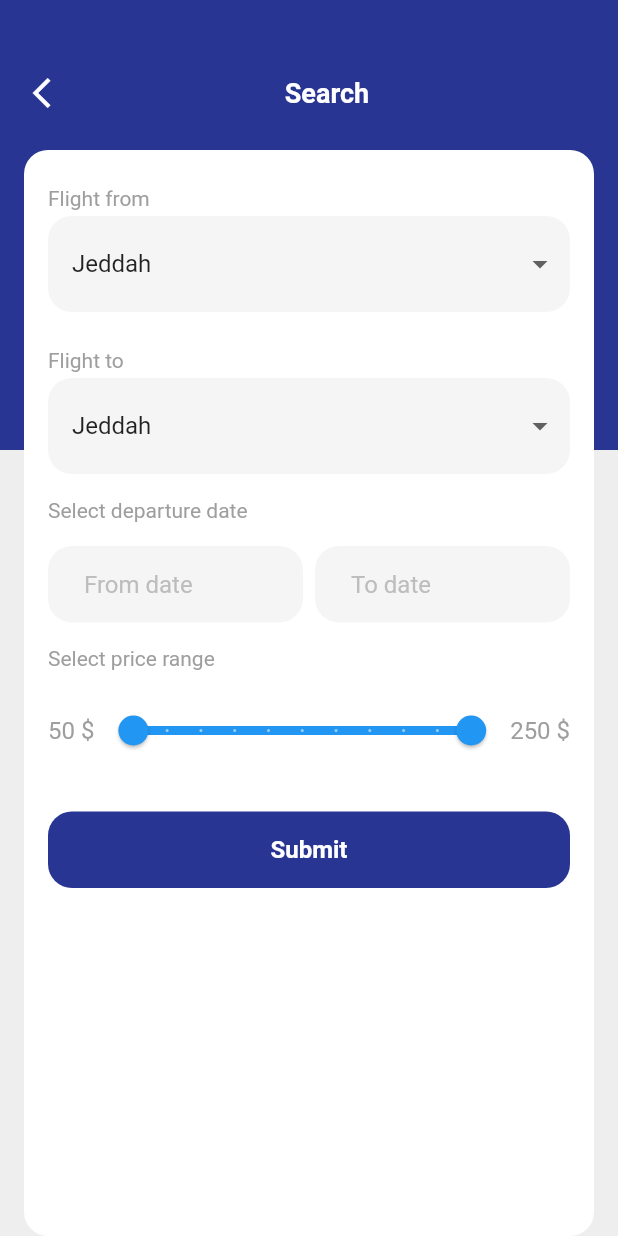
After one commit to mohdosman-dev/booking-ticket, a Flutter app: the SearchPage screen opened directly, on a phone screen of 412 x 824 dp. The commit adds this screen. Run offline on Flutter 3.47's test engine with Material 2 defaults, Android fonts, the light colour scheme and no system bars; our stand-ins replace cached_network_image, connectivity, dio, dotted_line, easy_localization, get_it; missing offline and left inert: fw_ticket; network calls fail.

Commit message:
Adding search filter

```diff
--- a/lib/pages/home_page.dart
+++ b/lib/pages/home_page.dart
@@ -2,6 +2,7 @@ import 'dart:developer';
 
 import 'package:booking_smt_test/model/flight.dart';
 import 'package:booking_smt_test/pages/flights_page.dart';
+import 'package:booking_smt_test/pages/search_page.dart';
 import 'package:booking_smt_test/provider/flight_provider.dart';
 import 'package:booking_smt_test/repositories/flight_repository.dart';
 import 'package:booking_smt_test/utils/constants.dart';
@@ -101,8 +102,21 @@ class _HomePageState extends State<HomePage> {
                       SizedBox(height: 30),
                       AppTextField(
                         readOnly: true,
-                        onTap: () {
+                        hintText: 'Search',
+                        onTap: () async {
                           log('Move to search page');
+                          Map<String, dynamic> searchFilter =
+                              await Navigator.push(context, MaterialPageRoute(
+                            builder: (context) {
+                              return SearchPage();
+                            },
+                          ));
+
+                          if (searchFilter != null) {
+                            setState(() {
+                              this._flights = _reposiroty.search(searchFilter);
+                            });
+                          }
                         },
                         prefix: Icon(
                           Icons.search,
--- /dev/null
+++ b/lib/pages/search_page.dart
@@ -0,0 +1,232 @@
+import 'dart:developer';
+
+import 'package:booking_smt_test/utils/constants.dart';
+import 'package:booking_smt_test/widgets/app_button.dart';
+import 'package:booking_smt_test/widgets/app_drop_down.dart';
+import 'package:booking_smt_test/widgets/app_text_field.dart';
+import 'package:easy_localization/easy_localization.dart';
+import 'package:flutter/material.dart';
+
+class SearchPage extends StatefulWidget {
+  SearchPage({Key key}) : super(key: key);
+
+  @override
+  _SearchPageState createState() => _SearchPageState();
+}
+
+class _SearchPageState extends State<SearchPage> {
+  Map<String, dynamic> query = {};
+
+  TextEditingController _fromController = TextEditingController();
+  TextEditingController _toController = TextEditingController();
+
+  double start = 50;
+  double end = 250;
+
+  @override
+  Widget build(BuildContext context) {
+    return Scaffold(
+      backgroundColor: Colors.grey.shade200,
+      body: Stack(
+        children: [
+          Positioned(
+            right: 0,
+            top: 0,
+            left: 0,
+            child: Stack(
+              children: [
+                Container(
+                  height: 300,
+                  decoration: BoxDecoration(
+                    color: Theme.of(context).primaryColor,
+                  ),
+                ),
+                Positioned(
+                  right: 16,
+                  left: 16,
+                  top: 50,
+                  child: Row(
+                    mainAxisAlignment: MainAxisAlignment.spaceBetween,
+                    children: [
+                      InkWell(
+                        onTap: () => Navigator.pop(context),
+                        child: Icon(
+                          Icons.arrow_back_ios_outlined,
+                          color: Colors.white,
+                        ),
+                      ),
+                      Text(
+                        'Search',
+                        style: TextStyle(
+                          color: Colors.white,
+                          fontSize: 18,
+                          fontWeight: FontWeight.bold,
+                        ),
+                      ),
+                      SizedBox(),
+                    ],
+                  ),
+                ),
+              ],
+            ),
+          ),
+          Positioned.fill(
+            left: 16,
+            right: 16,
+            top: 100,
+            child: Container(
+              padding: const EdgeInsets.all(16),
+              decoration: BoxDecoration(
+                color: Colors.white,
+                borderRadius: BorderRadius.circular(16),
+              ),
+              child: Column(
+                mainAxisSize: MainAxisSize.min,
+                crossAxisAlignment: CrossAxisAlignment.start,
+                children: [
+                  AppDropdown(
+                    displayLabel: "name",
+                    selectedKey: "iata",
+                    labels: iataList,
+                    backgroundColor: Colors.grey.shade100,
+                    label: 'Flight from',
+                    onChange: (data) {
+                      log('Data: $data');
+                      query['fly_from'] = data['iata'];
+                    },
+                  ),
+                  SizedBox(height: 16),
+                  AppDropdown(
+                    displayLabel: "name",
+                    selectedKey: "iata",
+                    labels: iataList,
+                    backgroundColor: Colors.grey.shade100,
+                    label: 'Flight to',
+                    onChange: (data) {
+                      log('Data: $data');
+                      query['fly_to'] = data['iata'];
+                    },
+                  ),
+                  SizedBox(height: 16),
+                  Text(
+                    'Select departure date',
+                    textAlign: TextAlign.start,
+                    style: TextStyle(color: Colors.grey, fontSize: 14),
+                  ),
+                  SizedBox(height: 16),
+                  Row(
+                    children: [
+                      Flexible(
+                        child: AppTextField(
+                          controller: _fromController,
+                          readOnly: true,
+                          hintText: 'From date',
+                          backgroundColor: Colors.grey.shade100,
+                          onTap: () async {
+                            DateTimeRange range = await showDateRangePicker(
+                              context: context,
+                              firstDate: DateTime.now(),
+                              lastDate: DateTime(DateTime.now().year + 5),
+                            );
+                            log('Range(${range.start} - ${range.end})');
+                            setState(() {
+                              String formattedStartDate =
+                                  DateFormat('dd/MM/yyyy').format(range.start);
+                              String formattedEndDate =
+                                  DateFormat('dd/MM/yyyy').format(range.end);
+                              _fromController.text = formattedStartDate;
+                              query['date_from'] = formattedStartDate;
+                              _toController.text = formattedEndDate;
+                              query['date_to'] = formattedEndDate;
+                            });
+                          },
+                        ),
+                      ),
+                      SizedBox(width: 8),
+                      Flexible(
+                        child: AppTextField(
+                          controller: _toController,
+                          readOnly: true,
+                          hintText: 'To date',
+                          backgroundColor: Colors.grey.shade100,
+                          onTap: () async {
+                            DateTimeRange range = await showDateRangePicker(
+                              context: context,
+                              firstDate: DateTime.now(),
+                              lastDate: DateTime(DateTime.now().year + 5),
+                            );
+                            log('Range(${range.start} - ${range.end})');
+                            setState(() {
+                              String formattedStartDate =
+                                  DateFormat('dd/MM/yyyy').format(range.start);
+                              String formattedEndDate =
+                                  DateFormat('dd/MM/yyyy').format(range.end);
+                              _fromController.text = formattedStartDate;
+                              query['date_from'] = formattedStartDate;
+                              _toController.text = formattedEndDate;
+                              query['date_to'] = formattedEndDate;
+                            });
+                          },
+                        ),
+                      ),
+                    ],
+                  ),
+                  SizedBox(height: 16),
+                  Text(
+                    'Select price range',
+                    textAlign: TextAlign.start,
+                    style: TextStyle(color: Colors.grey, fontSize: 14),
+                  ),
+                  SizedBox(height: 16),
+                  Row(
+                    children: [
+                      Text(
+                        '50 \$',
+                        style: TextStyle(
+                          color: Colors.grey,
+                          fontSize: 16,
+                        ),
+                      ),
+                      Flexible(
+                        child: RangeSlider(
+                          values: RangeValues(start, end),
+                          onChanged: (value) {
+                            setState(() {
+                              start = value.start;
+                              end = value.end;
+
+                              query['price_from'] = start.toInt();
+                              query['price_to'] = end.toInt();
+                            });
+                          },
+                          max: 250,
+                          min: 50,
+                          divisions: 10,
+                          labels: RangeLabels("$start \$", "$end \$"),
+                        ),
+                      ),
+                      Text(
+                        '250 \$',
+                        style: TextStyle(
+                          color: Colors.grey,
+                          fontSize: 16,
+                        ),
+                      ),
+                    ],
+                  ),
+                  SizedBox(height: 30),
+                  AppButton(
+                    label: 'Submit',
+                    onTap: () {
+                      Navigator.pop(context, query);
+                    },
+                  )
+                ],
+              ),
+            ),
+          ),
+        ],
+      ),
+    );
+  }
+}
--- a/lib/repositories/flight_repository.dart
+++ b/lib/repositories/flight_repository.dart
@@ -12,7 +12,13 @@ class FlightReposiroty {
       String dateFrom = '',
       String dateTo = ''}) async {
     Map<String, dynamic> response = await _provider
-        .getHTTP('flights?flyFrom=JED&to=$iataTo&limit=50&asc=0');
+        .getHTTP('flights?flyFrom=$iataFrom&to=$iataTo&limit=50&asc=0');
+    return (response['data'] as List).map((e) => Flight.fromJson(e)).toList();
+  }
+
+  Future<List<Flight>> search(Map<String, dynamic> query) async {
+    Map<String, dynamic> response =
+        await _provider.getHTTP('flights?limit=50&asc=0', body: query);
     return (response['data'] as List).map((e) => Flight.fromJson(e)).toList();
   }
 }
--- /dev/null
+++ b/lib/widgets/app_button.dart
@@ -0,0 +1,42 @@
+import 'package:flutter/material.dart';
+
+class AppButton extends StatelessWidget {
+  const AppButton(
+      {Key key,
+      @required this.label,
+      this.onTap,
+      this.backgroundColor,
+      this.textColor})
+      : super(key: key);
+
+  final String label;
+  final VoidCallback onTap;
+  final Color backgroundColor;
+  final Color textColor;
+
+  @override
+  Widget build(BuildContext context) {
+    return GestureDetector(
+      onTap: onTap,
+      child: Container(
+        alignment: Alignment.center,
+        width: double.infinity,
+        padding: const EdgeInsets.all(16),
+        decoration: BoxDecoration(
+          borderRadius: BorderRadius.circular(16),
+          color: onTap != null
+              ? backgroundColor ?? Theme.of(context).primaryColor
+              : Colors.grey,
+        ),
+        child: Text(
+          label,
+          style: TextStyle(
+            fontSize: 16,
+            fontWeight: FontWeight.w600,
+            color: textColor ?? Colors.white,
+          ),
+        ),
+      ),
+    );
+  }
+}
--- /dev/null
+++ b/lib/widgets/app_drop_down.dart
@@ -0,0 +1,115 @@
+import 'package:flutter/material.dart';
+
+class AppDropdown extends StatefulWidget {
+  final String label;
+  final List labels;
+  final String displayLabel;
+  final Function(dynamic data) onChange;
+  final String selectedId;
+  final String selectedKey;
+  final IconData icon;
+  final Color backgroundColor;
+  final Widget prefix;
+
+  AppDropdown({
+    Key key,
+    this.icon = Icons.arrow_drop_down,
+    @required this.onChange,
+    @required this.labels,
+    this.label,
+    this.selectedId = "0",
+    this.selectedKey = "id",
+    @required this.displayLabel,
+    this.backgroundColor,
+    this.prefix,
+  }) : super(key: key);
+
+  @override
+  _AppDropdownState createState() => _AppDropdownState();
+}
+
+class _AppDropdownState extends State<AppDropdown> {
+  var dropdownValue;
+
+  @override
+  void initState() {
+    if (widget.labels.isNotEmpty) {
+      dropdownValue = widget.labels[0];
+      for (int i = 0; i < widget.labels.length; i++) {
+        if (widget.labels[i][widget.selectedKey].toString() ==
+            widget.selectedId.toString()) {
+          dropdownValue = widget.labels[i];
+        }
+      }
+    }
+    super.initState();
+  }
+
+  @override
+  Widget build(BuildContext context) {
+    if (widget.labels.isEmpty) {
+      return Container();
+    }
+    return Column(
+      crossAxisAlignment: CrossAxisAlignment.start,
+      children: <Widget>[
+        widget.label != null
+            ? Padding(
+                padding: const EdgeInsets.only(top: 8, bottom: 4),
+                child: Text(
+                  widget.label,
+                  textAlign: TextAlign.start,
+                  style: TextStyle(color: Colors.grey, fontSize: 14),
+                ),
+              )
+            : Container(),
+        Container(
+          padding: const EdgeInsets.all(8),
+          decoration: BoxDecoration(
+            color: widget.backgroundColor ?? Colors.grey.shade100,
+            borderRadius: BorderRadius.circular(16),
+          ),
+          child: Row(
+            children: [
+              widget.prefix ?? Container(),
+              SizedBox(
+                width: 8,
+              ),
+              Expanded(
+                child: DropdownButton<dynamic>(
+                  icon: Icon(widget.icon),
+                  value: dropdownValue,
+                  isExpanded: true,
+                  underline: Container(),
+                  onChanged: (dynamic newValue) {
+                    setState(() {
+                      dropdownValue = newValue;
+                    });
+                    widget.onChange(newValue);
+                  },
+                  items: widget.labels
+                      .map<DropdownMenuItem<dynamic>>((dynamic value) {
+                    return DropdownMenuItem<dynamic>(
+                      value: value,
+                      child: Row(
+                        children: [
+                          value["icon"] != null ? value["icon"] : Container(),
+                          value["icon"] != null
+                              ? SizedBox(
+                                  width: 12,
+                                )
+                              : Container(),
+                          Expanded(child: Text(value[widget.displayLabel])),
+                        ],
+                      ),
+                    );
+                  }).toList(),
+                ),
+              ),
+            ],
+          ),
+        ),
+      ],
+    );
+  }
+}
--- a/lib/widgets/app_text_field.dart
+++ b/lib/widgets/app_text_field.dart
@@ -8,6 +8,8 @@ class AppTextField extends StatelessWidget {
     this.onTap,
     this.enabled = true,
     this.readOnly = false,
+    this.hintText,
+    this.backgroundColor,
   }) : super(key: key);
 
   final TextEditingController controller;
@@ -15,13 +17,15 @@ class AppTextField extends StatelessWidget {
   final VoidCallback onTap;
   final bool enabled;
   final bool readOnly;
+  final String hintText;
+  final Color backgroundColor;
 
   @override
   Widget build(BuildContext context) {
     return Container(
       padding: const EdgeInsets.all(16),
       decoration: BoxDecoration(
-        color: Colors.white,
+        color: backgroundColor ?? Colors.white,
         borderRadius: BorderRadius.circular(16),
       ),
       child: Row(
@@ -31,11 +35,12 @@ class AppTextField extends StatelessWidget {
           SizedBox(width: 8),
           Flexible(
             child: TextField(
+              controller: controller,
               readOnly: readOnly,
               enabled: enabled,
               onTap: onTap,
               decoration: InputDecoration.collapsed(
-                hintText: 'Search',
+                hintText: hintText,
                 hintStyle: TextStyle(
                   color: Colors.grey.shade400,
                 ),
```
